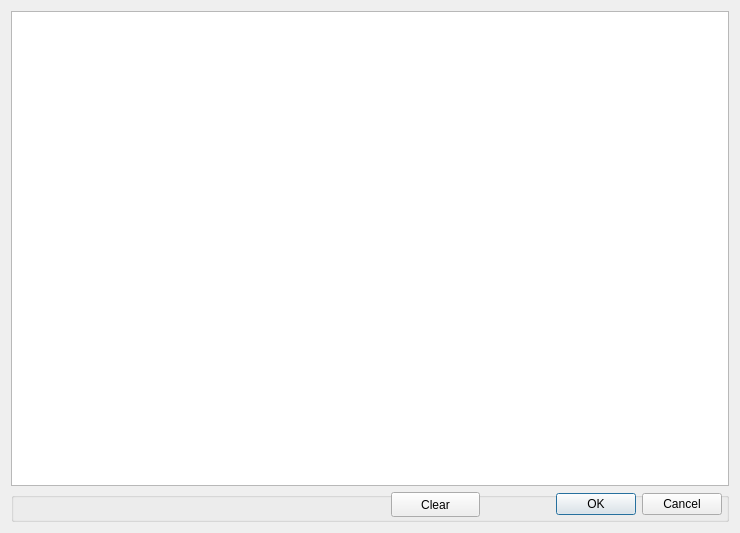
This is GUI_UIs/ui_dialog_memo.ui in ccbogel/QualCoder as Qt 5 draws it before an edit. The edited form follows.
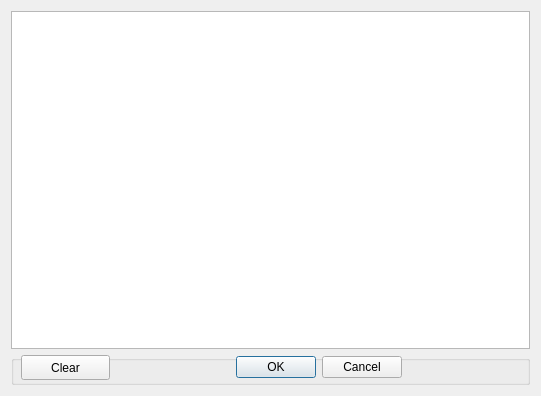
This is the edited form.

```diff
--- a/GUI_UIs/ui_dialog_memo.ui
+++ b/GUI_UIs/ui_dialog_memo.ui
@@ -6,8 +6,8 @@
    <rect>
     <x>0</x>
     <y>0</y>
-    <width>740</width>
-    <height>533</height>
+    <width>541</width>
+    <height>396</height>
    </rect>
   </property>
   <property name="windowTitle">
@@ -37,7 +37,7 @@
      <widget class="QDialogButtonBox" name="buttonBox">
       <property name="geometry">
        <rect>
-        <x>490</x>
+        <x>170</x>
         <y>0</y>
         <width>221</width>
         <height>25</height>
@@ -53,7 +53,7 @@
      <widget class="QPushButton" name="pushButton_clear">
       <property name="geometry">
        <rect>
-        <x>380</x>
+        <x>10</x>
         <y>0</y>
         <width>89</width>
         <height>25</height>
```
